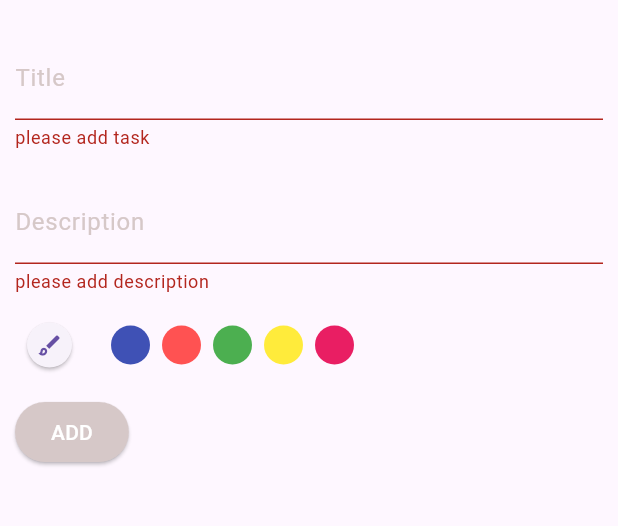
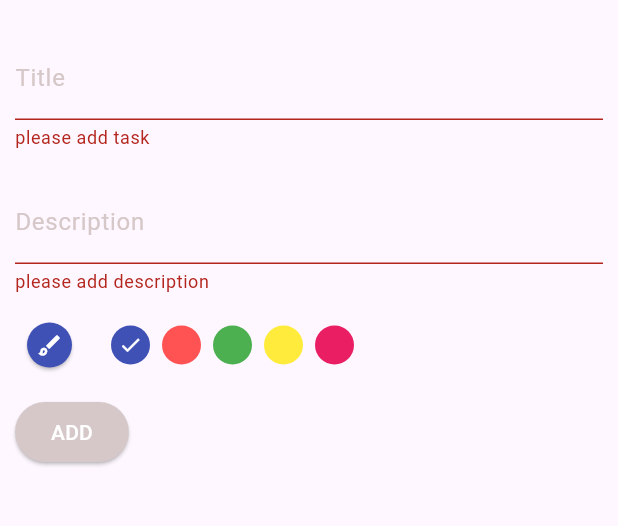
Before and after one commit to Taufiq-ansari/TODO-APP, a Flutter app: the ToDoAddpage screen opened directly, after a tap on "ADD", on a phone screen of 412 x 824 dp, the part 63-589 px from its top. Run offline on Flutter 3.47's test engine with Material 3 defaults, Android fonts, the phone set to English and light mode, and no system bars; our stand-ins replace flutter_colorpicker, sqflite; accounts and stored records are empty.

Commit message:
update  color and icon

```diff
--- a/lib/pages/todoaddpage.dart
+++ b/lib/pages/todoaddpage.dart
@@ -1,4 +1,5 @@
 import 'package:flutter/material.dart';
+import 'package:flutter/rendering.dart';
 import 'package:flutter_colorpicker/flutter_colorpicker.dart';
 import 'package:sqflite/sqflite.dart';
 import 'package:todoapp/database/sqlite/dbhelper.dart';
@@ -41,7 +42,7 @@ late  DBHelper helper;
   ];
 
   //===> color index
-  int colorIndex =-1;
+  int colorIndex =0;
 
   //===> change color
   void changeColor(Color color){
@@ -59,14 +60,22 @@ late  DBHelper helper;
     super.initState();
     helper = DBHelper.getInstance;
  // prefilled title & description
-    if(
-    widget.todo != null
-    ){
+    if(widget.todo != null){
       titleController.text= "${widget.todo!.title}";
       desController.text =  "${widget.todo!.description}";
+
+
+      final savedColor = Color(widget.todo!.colorValue??Colors.indigo.value);
+
+       currentColor =savedColor;
+
+       _selectedColor =savedColor;
+
+       colorIndex =colors.indexWhere((e)=>e.value ==savedColor.value) ;
     }
 
   }
+
 
 
 
@@ -142,7 +151,8 @@ Row(
 
         style: ElevatedButton.styleFrom(
             shape: CircleBorder(),
-            minimumSize: Size(30, 30)
+            minimumSize: Size(30, 30),
+          backgroundColor:currentColor==null? Color.fromARGB(255, 214, 200, 200):currentColor,
 
         ),
         onPressed: (){
@@ -164,9 +174,8 @@ Row(
                 ElevatedButton(onPressed: (){
 
                   // colors.add(currentColor);
-                  colorIndex=colors.length-1;
-                  colors[colorIndex]=currentColor;
-
+                  // colorIndex=colors.length-1;
+                  // colors[colorIndex]=currentColor;
                   _selectedColor = currentColor;
 
                   Navigator.pop(context);
@@ -182,16 +191,18 @@ Row(
           setState(() {
 
           });
-        }, child: Icon(Icons.brush_outlined)),
+        }, child: Icon(Icons.brush_outlined,color: Colors.white,)),
 
     Row(
       children: List.generate(
           colors.length, (int index){
         return GestureDetector(
           onTap:(){
+
             colorIndex =index;
+            currentColor =colors[index];
             _selectedColor =colors[index];
-            currentColor =colors[index];
+
             setState(() {
 
             });
@@ -201,7 +212,7 @@ Row(
             child: CircleAvatar(
               radius:  13,
               backgroundColor:colors[index],
-              child:colorIndex==index? Icon(Icons.done, size: 16,color: Colors.white,
+              child: ( colorIndex==index)? Icon(Icons.done, size: 16,color: Colors.white,
               ): null,
             ),
           ),
```
